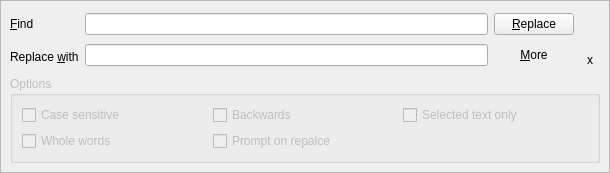
Above: src/qsvte/replaceform.ui from diegoiast/qtsourceview before the change. Below: the same form after it.
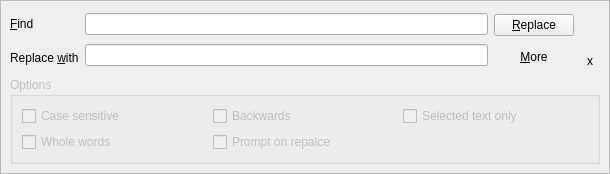
That is the form after the change.

Commit message:
Fix visibility of replace form
The slot name has changed since Qt4, modified from set setShown to
setVisible.

```diff
--- a/src/qsvte/replaceform.ui
+++ b/src/qsvte/replaceform.ui
@@ -7,7 +7,7 @@
     <x>0</x>
     <y>0</y>
     <width>610</width>
-    <height>173</height>
+    <height>208</height>
    </rect>
   </property>
   <property name="sizePolicy">
@@ -24,7 +24,7 @@
   </property>
   <layout class="QVBoxLayout" name="verticalLayout_5">
    <property name="spacing">
-    <number>-1</number>
+    <number>6</number>
    </property>
    <property name="sizeConstraint">
     <enum>QLayout::SetMaximumSize</enum>
```
Left out of the diff: 47 changed lines with no effect on the pictures.
